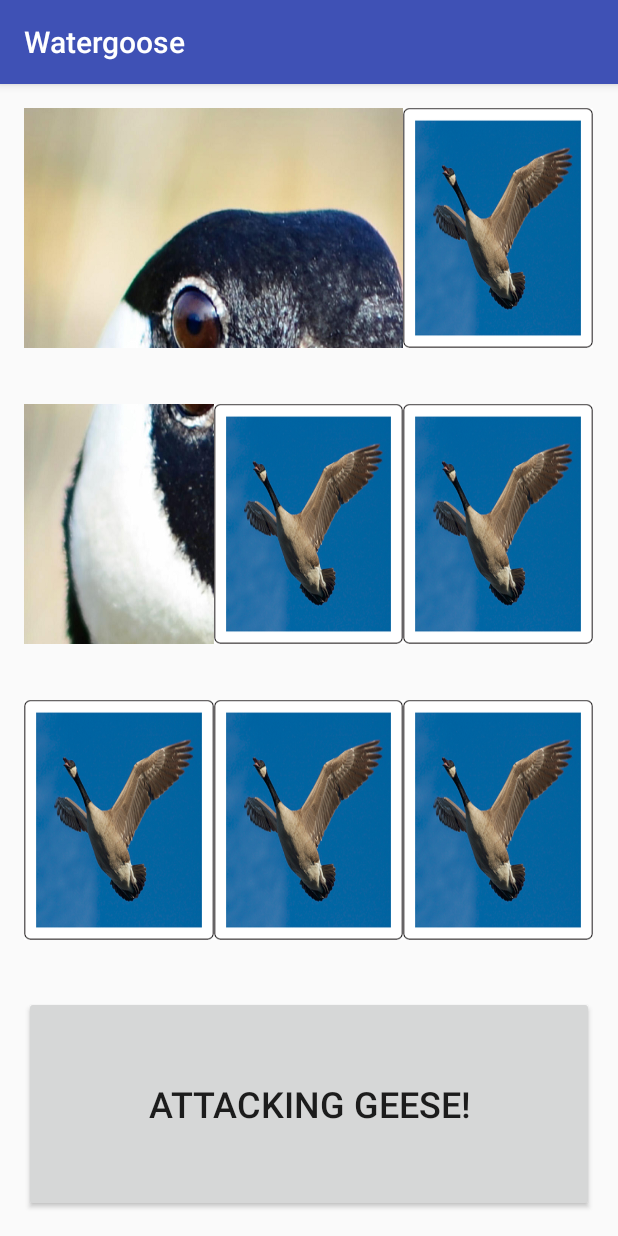
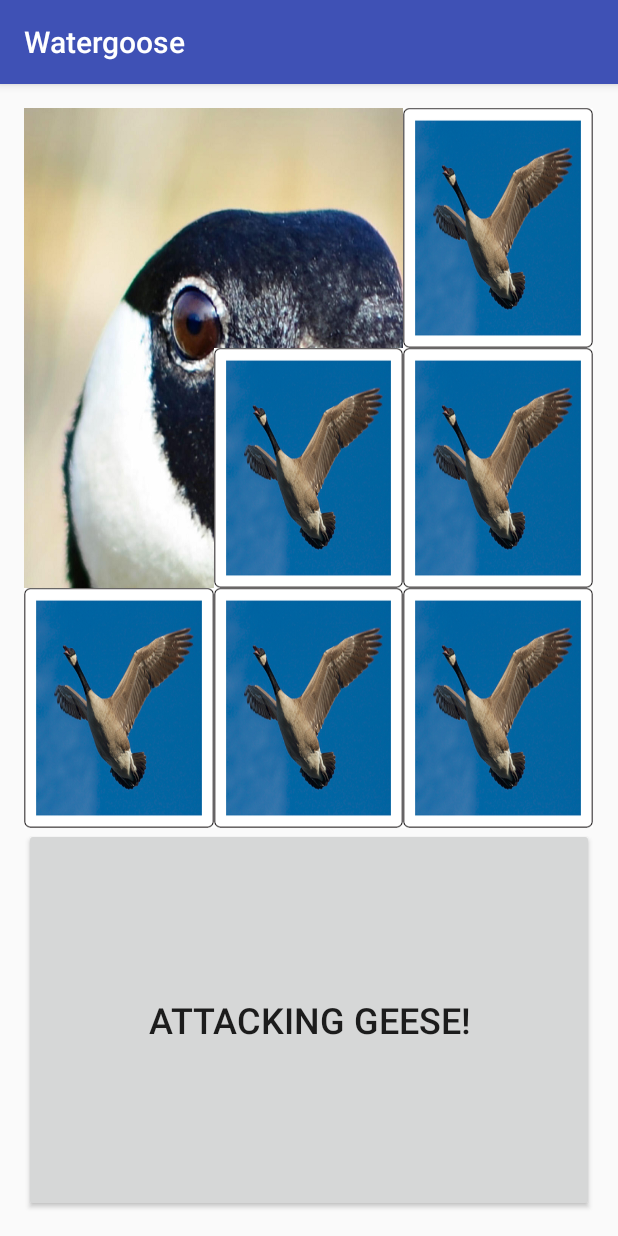
Before and after one commit to omnivaliant/LocalHax, an Android app: the screen it shows after launch (MainActivity), after a tap on an icon or button, on a phone screen of 412 x 824 dp. Run offline under Robolectric (Android 15) with nearby library versions, the phone set to English and light mode, and no system bars.

Commit message:
fixed tiles

```diff
--- a/LocalHax/app/src/main/java/com/wenbinzhao/localhax/MainActivity.java
+++ b/LocalHax/app/src/main/java/com/wenbinzhao/localhax/MainActivity.java
@@ -114,21 +114,6 @@ public class MainActivity extends AppCompatActivity {
             }
         });
 
-
-
-
-
-        /*
-        btnGoose.setOnClickListener(new View.OnClickListener() {
-            @Override
-            public void onClick(View v) {
-               // txtMain.setText("Quack!");
-                // btnGoose.setSelected(true);
-                tgl00.toggle();
-            }
-        });
-        */
-
     }
 
     void flipNeigh(ToggleButton butt){
@@ -159,9 +144,12 @@ public class MainActivity extends AppCompatActivity {
         }
 
         if(win) {
-            Toast.makeText(MainActivity.this,"QUACK!",Toast.LENGTH_LONG).show();
+            Toast.makeText(MainActivity.this,"HONK HONK-ING HONK HONK!",Toast.LENGTH_LONG).show();
 
         }
     }
 
+    void scramble(){
+
+    }
 }
--- a/LocalHax/app/src/main/res/layout/activity_main.xml
+++ b/LocalHax/app/src/main/res/layout/activity_main.xml
@@ -17,7 +17,8 @@
         android:layout_height="fill_parent"
         android:stretchColumns="*">
 
-        <TableRow android:layout_weight=".3">
+        <TableRow android:layout_weight=".3"
+            android:layout_marginBottom="0dp">
             <ToggleButton android:id="@+id/b00"
                 android:transitionName="b00"
                 android:background="@drawable/btn00"
@@ -43,7 +44,8 @@
                 android:textOn="@string/empty" />
         </TableRow>
 
-        <TableRow android:layout_weight=".3">
+        <TableRow android:layout_weight=".3"
+            android:layout_marginBottom="0dp">
 
             <ToggleButton android:id="@+id/b10"
                 android:layout_width="0dp"
@@ -70,7 +72,8 @@
                 android:textOn="@string/empty" />
         </TableRow>
 
-        <TableRow android:layout_weight=".3">
+        <TableRow android:layout_weight=".3"
+            android:layout_marginBottom="0dp">
 
             <ToggleButton android:id="@+id/b20"
                 android:layout_width="0dp"
@@ -103,8 +106,8 @@
             android:gravity="center"
             android:layout_height="57dp"
             android:id="@+id/goose"
-            android:elevation="0dp"
-            android:layout_weight="0.68" />
+            android:elevation="1dp"
+            android:layout_weight="1500.55" />
 
     </TableLayout>
 
```
